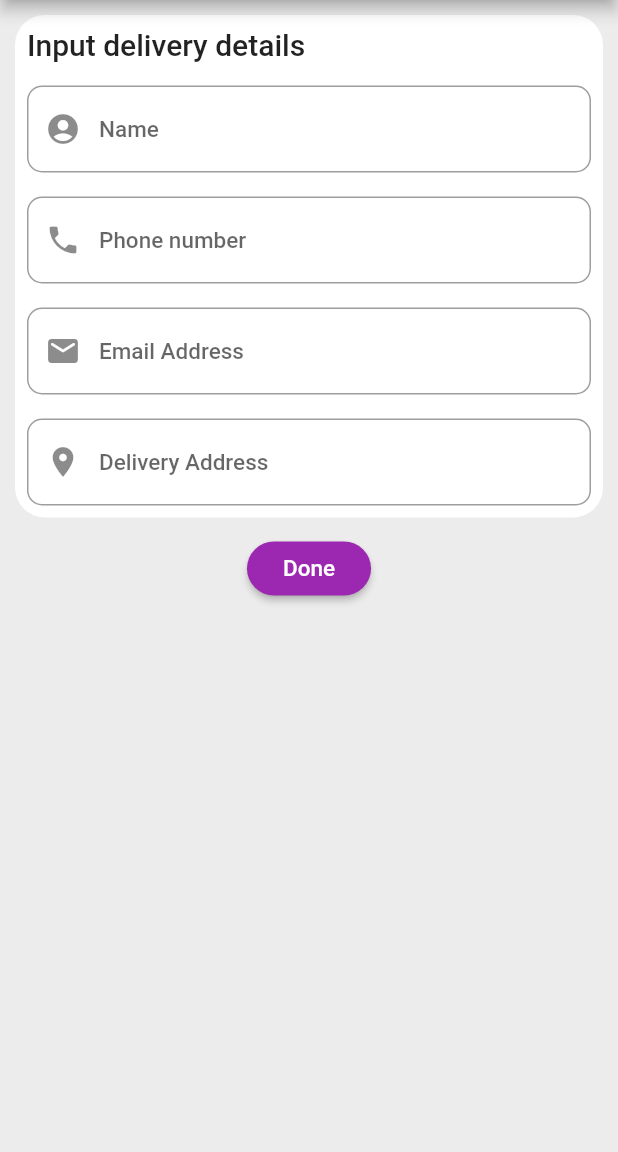
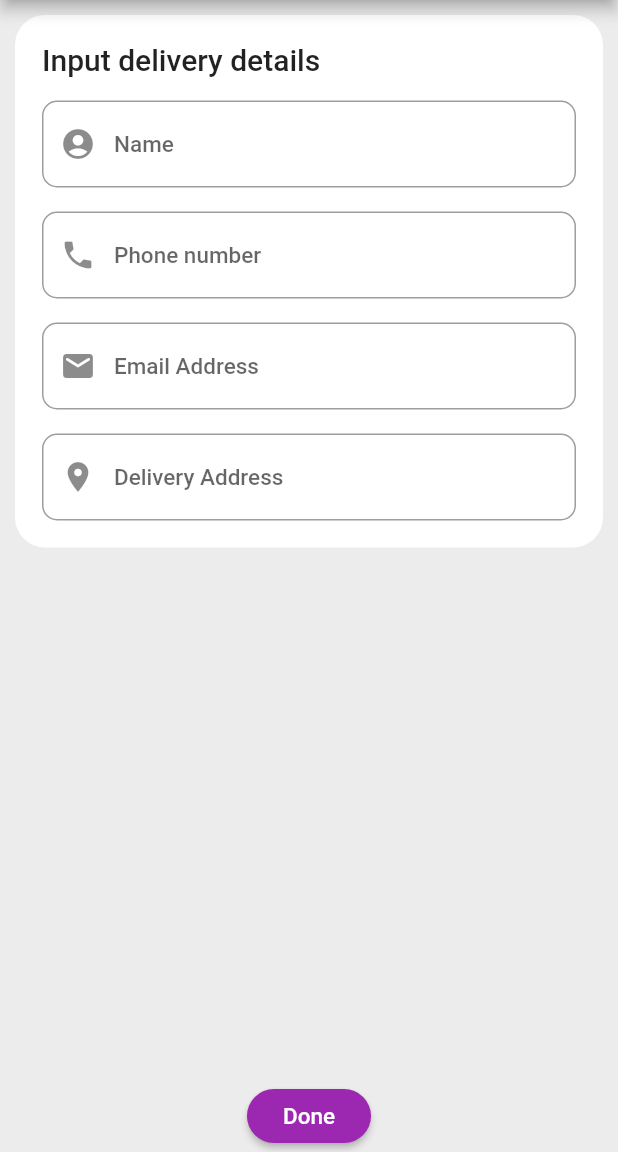
Before and after one commit to AsogunJoel/day4_ecommerce, a Flutter app: the PaymentDetails screen opened directly with empty values, swiped to page 2, on a phone screen of 412 x 824 dp, the part 84-1236 px from its top. Run offline on Flutter 3.47's test engine with Material 2 defaults, Android fonts, the phone set to English and light mode, and no system bars; our stand-ins replace badges, cached_network_image, carousel_slider, flutter_dotenv, flutter_rating_bar, internet_connection_checker and 5 more; accounts and stored records are empty; network calls fail; project files that could hold a hidden picture were left out.

Commit message:
some more code formating, order summary page edits

```diff
--- a/lib/models/orders.dart
+++ b/lib/models/orders.dart
@@ -17,10 +17,6 @@ class OrderItem {
     required this.dateTime,
   });
 
-  nairaPrice(price) {
-    return '₦ ${price.toString().replaceAllMapped(RegExp(r'(\d{1,3})(?=(\d{3})+(?!\d))'), (Match m) => '${m[1]},')}';
-  }
-
   factory OrderItem.fromJson(Map<String, dynamic> data, String id) =>
       _$OrderItemFromJson(data, id);
 
--- a/lib/models/product.dart
+++ b/lib/models/product.dart
@@ -105,7 +105,7 @@ class Product with ChangeNotifier {
     return tt;
   }
 
-  nairaPrice(price) {
-    return '₦${price.toString().replaceAllMapped(RegExp(r'(\d{1,3})(?=(\d{3})+(?!\d))'), (Match m) => '${m[1]},')}';
-  }
+  // nairaPrice(price) {
+  //   return '₦${price.toString().replaceAllMapped(RegExp(r'(\d{1,3})(?=(\d{3})+(?!\d))'), (Match m) => '${m[1]},')}';
+  // }
 }
--- a/lib/providers/orders_provider.dart
+++ b/lib/providers/orders_provider.dart
@@ -42,8 +42,7 @@ class Order with ChangeNotifier {
   }
 
   Future<void> addOrder(List<CartItem> cartProducts, double total) async {
-    final url = Uri.parse(
-        'https://flutter-ecommerce-practice-default-rtdb.firebaseio.com/orders/$userId.json?auth=$authToken');
+    final url = Uri.parse('$urlfromenv/orders/$userId.json?auth=$authToken');
     final timeStamp = DateTime.now();
     try {
       final response = await http.post(
--- a/lib/providers/products_provider.dart
+++ b/lib/providers/products_provider.dart
@@ -25,7 +25,6 @@ class Products with ChangeNotifier {
 
   Future<void> fetchAndSetProduct() async {
     _product = ApiResponse.loading('loading... ');
-    notifyListeners();
     try {
       List<Product>? products =
           await _albumRepository.fetchProductDetails(userId);
@@ -36,8 +35,8 @@ class Products with ChangeNotifier {
       _product = ApiResponse.error(
         e.toString(),
       );
-      notifyListeners();
     }
+    notifyListeners();
   }
 
   Future<void> addProduct(Product product) async {
--- a/lib/screens/orders_screen/orderitem.dart
+++ b/lib/screens/orders_screen/orderitem.dart
@@ -1,5 +1,6 @@
 import 'dart:math';
 
+import 'package:day_4/utils/naira.dart';
 import 'package:flutter/material.dart';
 import 'package:intl/intl.dart';
 
@@ -22,7 +23,7 @@ class _OrderConState extends State<OrderCon> {
       child: Column(
         children: [
           ListTile(
-            title: Text('${widget.order.nairaPrice(widget.order.amount)}'),
+            title: Text(getNairaFormat().nairaPrice(widget.order.amount)),
             subtitle: Text(
               DateFormat('dd.MM.yyy, hh:mm').format(widget.order.dateTime),
             ),
--- a/lib/screens/payment/payment_details_page.dart
+++ b/lib/screens/payment/payment_details_page.dart
@@ -30,7 +30,7 @@ class _PaymentDetailsState extends State<PaymentDetails> {
         children: [
           Column(
             mainAxisSize: MainAxisSize.min,
-            crossAxisAlignment: CrossAxisAlignment.start,
+            mainAxisAlignment: MainAxisAlignment.spaceBetween,
             children: [
               ListView.separated(
                 physics: const BouncingScrollPhysics(),
--- a/lib/screens/payment/widgets/delivery_details_page.dart
+++ b/lib/screens/payment/widgets/delivery_details_page.dart
@@ -27,10 +27,12 @@ class _DeliveryDetailsPageState extends State<DeliveryDetailsPage> {
   Widget build(BuildContext context) {
     return Form(
       key: _formKey,
-      child: ListView(
+      child: Column(
+        mainAxisAlignment: MainAxisAlignment.spaceBetween,
         children: [
           Container(
             margin: const EdgeInsets.all(10),
+            padding: const EdgeInsets.all(10),
             decoration: BoxDecoration(
               color: Colors.white,
               borderRadius: BorderRadius.circular(20),
@@ -51,7 +53,7 @@ class _DeliveryDetailsPageState extends State<DeliveryDetailsPage> {
                     key: const ValueKey('Name'),
                     cursorColor: Colors.black,
                     style: const TextStyle(fontSize: 15),
-                    keyboardType: TextInputType.emailAddress,
+                    keyboardType: TextInputType.text,
                     decoration: InputDecoration(
                       prefixIcon: const Icon(Icons.account_circle_rounded),
                       hintText: 'Name',
@@ -85,7 +87,7 @@ class _DeliveryDetailsPageState extends State<DeliveryDetailsPage> {
                     key: const ValueKey('Phonenumber'),
                     cursorColor: Colors.black,
                     style: const TextStyle(fontSize: 15),
-                    keyboardType: TextInputType.emailAddress,
+                    keyboardType: TextInputType.number,
                     decoration: InputDecoration(
                       prefixIcon: const Icon(Icons.phone),
                       hintText: 'Phone number',
@@ -153,7 +155,7 @@ class _DeliveryDetailsPageState extends State<DeliveryDetailsPage> {
                     key: const ValueKey('Address'),
                     cursorColor: Colors.black,
                     style: const TextStyle(fontSize: 15),
-                    keyboardType: TextInputType.emailAddress,
+                    keyboardType: TextInputType.text,
                     decoration: InputDecoration(
                       prefixIcon: const Icon(Icons.location_on),
                       hintText: 'Delivery Address',
--- a/lib/screens/single_product_overview/widgets/shipping_tile.dart
+++ b/lib/screens/single_product_overview/widgets/shipping_tile.dart
@@ -2,6 +2,7 @@ import 'package:day_4/constants/colors.dart';
 import 'package:flutter/material.dart';
 
 import '../../../models/product.dart';
+import '../../../utils/naira.dart';
 import 'product_specifications.dart';
 
 class ShippingTile extends StatelessWidget {
```
Also changed, not shown: lib/screens/cart/cart_screen.dart (+6 -4 lines), lib/screens/cart/widgets/checkout_button.dart (+11 -4 lines), lib/screens/payment/widgets/orders_summary.dart (+50 -10 lines).
